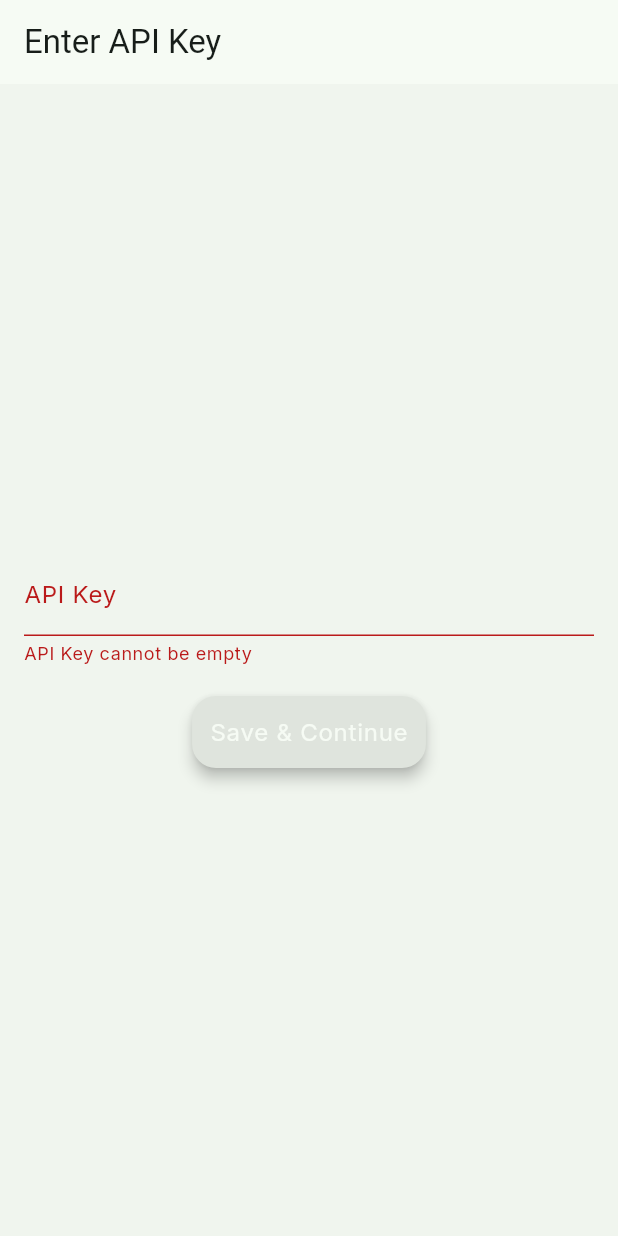
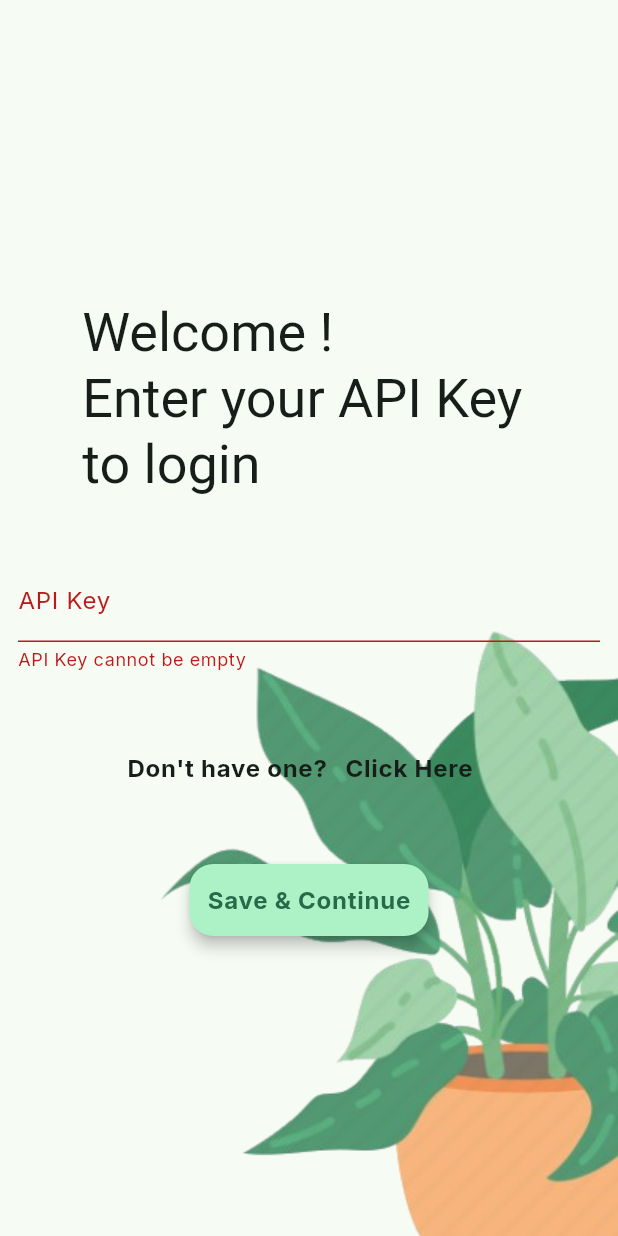
Before and after one commit to pratyush-1327/fluttask, a Flutter app: the ApiKeyScreen screen opened directly, after a tap on "Save & Continue", on a phone screen of 412 x 824 dp. Run offline on Flutter 3.47's test engine with Material 3 defaults, Android fonts, the phone set to English and light mode, and no system bars; our stand-ins replace dio, flutter_riverpod, google_fonts, retrofit, shared_preferences; accounts and stored records are empty; generated files the repository leaves out were written again; Roboto replaces fonts that are missing (ABeeZee).

Commit message:
theme changes

```diff
--- a/lib/core/theme/theme.dart
+++ b/lib/core/theme/theme.dart
@@ -343,15 +343,17 @@ class MaterialTheme {
           bodyColor: colorScheme.onSurface,
           displayColor: colorScheme.onSurface,
         ),
-        scaffoldBackgroundColor: colorScheme.surfaceContainerLow,
+        appBarTheme: AppBarTheme(color: colorScheme.surfaceContainerLow),
+        scaffoldBackgroundColor: colorScheme.surface,
         canvasColor: colorScheme.surface,
         elevatedButtonTheme: ElevatedButtonThemeData(
           style: ElevatedButton.styleFrom(
             elevation: 4,
-            backgroundColor: colorScheme.surfaceContainerHighest,
-            foregroundColor: colorScheme.surface,
+            backgroundColor: colorScheme.primaryContainer,
+            // foregroundColor: colorScheme.surface,
             padding: EdgeInsets.symmetric(horizontal: 12, vertical: 12),
-            textStyle: textTheme.bodyLarge?.copyWith(color: colorScheme.error),
+            textStyle:
+                textTheme.bodyLarge?.copyWith(fontWeight: FontWeight.bold),
             shape: RoundedRectangleBorder(
               borderRadius: BorderRadius.circular(16),
             ),
--- a/lib/main.dart
+++ b/lib/main.dart
@@ -1,6 +1,7 @@
 import 'package:fluttask/core/theme/theme.dart';
 import 'package:fluttask/core/theme/util.dart';
 import 'package:fluttask/presentation/screens/api_key_screen.dart';
+import 'package:fluttask/presentation/screens/welcome_screen.dart';
 import 'package:flutter/material.dart';
 import 'package:flutter_riverpod/flutter_riverpod.dart';
 // import 'package:shared_preferences/shared_preferences.dart';
@@ -19,7 +20,7 @@
       apiKey.isNotEmpty && await todoApiProvider.validateApiKey(apiKey);
 
   runApp(ProviderScope(
-      child: MyApp(initialRoute: isValid ? TodoScreen() : ApiKeyScreen())));
+      child: MyApp(initialRoute: isValid ? TodoScreen() : WelcomeScreen())));
 }
 
 class MyApp extends ConsumerWidget {
--- a/lib/presentation/screens/api_key_screen.dart
+++ b/lib/presentation/screens/api_key_screen.dart
@@ -11,11 +11,20 @@ class ApiKeyScreen extends StatefulWidget {
 class _ApiKeyScreenState extends State<ApiKeyScreen> {
   final TextEditingController _apiKeyController = TextEditingController();
   String? _error;
+  bool _isLoading = false;
 
   Future<void> _saveApiKey() async {
+    setState(() {
+      _isLoading = true;
+      _error = null;
+    });
+
     final apiKey = _apiKeyController.text.trim();
     if (apiKey.isEmpty) {
-      setState(() => _error = 'API Key cannot be empty');
+      setState(() {
+        _error = 'API Key cannot be empty';
+        _isLoading = false;
+      });
       return;
     }
     try {
@@ -23,6 +32,7 @@ class _ApiKeyScreenState extends State<ApiKeyScreen> {
       final isValid = await todoApiProvider.validateApiKey(apiKey);
       if (isValid) {
         await SharedPrefs.saveApiKey(apiKey);
+        // ref.invalidate(todoListProvider);
         Navigator.pushReplacement(
           context,
           MaterialPageRoute(builder: (context) => TodoScreen()),
@@ -32,18 +42,35 @@ class _ApiKeyScreenState extends State<ApiKeyScreen> {
       }
     } catch (e) {
       setState(() => _error = 'Error: $e');
+    } finally {
+      setState(() => _isLoading = false);
     }
   }
 
   @override
   Widget build(BuildContext context) {
     return Scaffold(
-      appBar: AppBar(title: Text('Enter API Key')),
-      body: Padding(
-        padding: EdgeInsets.all(16.0),
+      // appBar: AppBar(title: Text('Enter API Key')),
+      body: Stack(children: [
+        Positioned(
+          bottom: -70,
+          left: 100,
+          child: Image.asset(
+            "lib/presentation/images/splant.png",
+            fit: BoxFit.fitWidth,
+          ),
+        ),
+        Padding(
+          padding: const EdgeInsets.all(12.0),
           child: Column(
+            spacing: 40,
             mainAxisAlignment: MainAxisAlignment.center,
+            crossAxisAlignment: CrossAxisAlignment.center,
             children: [
+              Text(
+                "Welcome !\nEnter your API Key \nto login",
+                style: Theme.of(context).textTheme.displaySmall,
+              ),
               TextField(
                 controller: _apiKeyController,
                 decoration: InputDecoration(
@@ -51,14 +78,37 @@ class _ApiKeyScreenState extends State<ApiKeyScreen> {
                   errorText: _error,
                 ),
               ),
-            SizedBox(height: 20),
+              Row(
+                mainAxisAlignment: MainAxisAlignment.center,
+                children: [
+                  Text(
+                    "Don't have one?",
+                    style: Theme.of(context)
+                        .textTheme
+                        .bodyLarge
+                        ?.copyWith(fontWeight: FontWeight.bold),
+                  ),
+                  TextButton(
+                      onPressed: () {},
+                      child: Text(
+                        "Click Here",
+                        style: Theme.of(context)
+                            .textTheme
+                            .bodyLarge
+                            ?.copyWith(fontWeight: FontWeight.bold),
+                      )),
+                ],
+              ),
               ElevatedButton(
-              onPressed: _saveApiKey,
-              child: Text('Save & Continue'),
+                onPressed: _isLoading ? null : _saveApiKey,
+                child: _isLoading
+                    ? CircularProgressIndicator()
+                    : Text('Save & Continue'),
               ),
             ],
           ),
         ),
+      ]),
     );
   }
 }
--- a/lib/presentation/widgets/todo_list.dart
+++ b/lib/presentation/widgets/todo_list.dart
@@ -23,7 +23,8 @@ class TodoList extends StatelessWidget {
           padding: const EdgeInsets.symmetric(vertical: 8, horizontal: 8),
           child: Card(
             elevation: 4,
-            color: Theme.of(context).colorScheme.surfaceContainerHigh,
+            color:
+                Theme.of(context).colorScheme.primaryContainer.withAlpha(190),
             child: ListTile(
               contentPadding: const EdgeInsets.all(8),
               title: Text(
```
Also changed, not shown: lib/core/utils/shared_prefs.dart (+5 -4 lines), lib/presentation/screens/todo_screen.dart (+11 -3 lines), lib/presentation/screens/welcome_screen.dart (added, +71 -0 lines), pubspec.yaml (+3 -4 lines), lib/presentation/images/panttt.png (added), lib/presentation/images/plant.jpg (added), lib/presentation/images/splant.png (added). Lines whose indentation alone changed are shown as unchanged.
